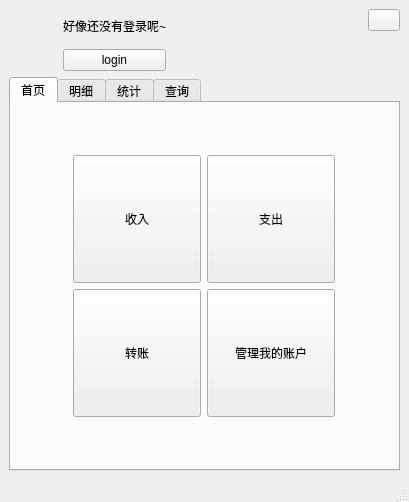
Harry-Chen/OOP-Cash, file ui/oopcash_mainwindow.ui: the form before one commit.
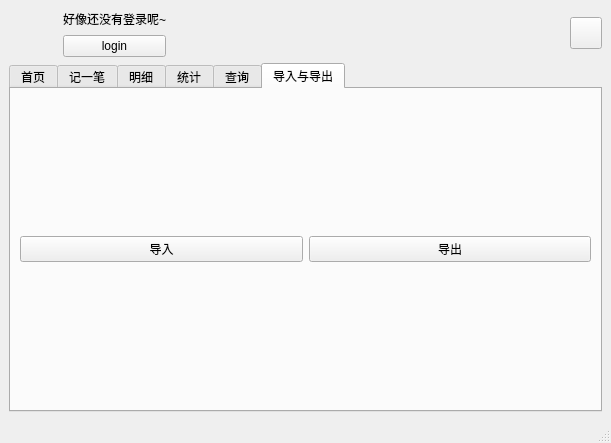
The form after the commit. The open tabs and pages were chosen to show the change. Icons and pictures are not drawn.

Commit message: Tab: 记一笔

```diff
--- a/ui/oopcash_mainwindow.ui
+++ b/ui/oopcash_mainwindow.ui
@@ -6,8 +6,8 @@
    <rect>
     <x>0</x>
     <y>0</y>
-    <width>409</width>
-    <height>502</height>
+    <width>611</width>
+    <height>443</height>
    </rect>
   </property>
   <property name="windowTitle">
@@ -104,22 +104,6 @@
             </property>
            </widget>
           </item>
-          <item>
-           <spacer name="verticalSpacer">
-            <property name="orientation">
-             <enum>Qt::Vertical</enum>
-            </property>
-            <property name="sizeType">
-             <enum>QSizePolicy::Ignored</enum>
-            </property>
-            <property name="sizeHint" stdset="0">
-             <size>
-              <width>20</width>
-              <height>40</height>
-             </size>
-            </property>
-           </spacer>
-          </item>
          </layout>
         </item>
        </layout>
@@ -216,6 +200,20 @@
           </item>
          </layout>
         </widget>
+        <widget class="QWidget" name="addTab">
+         <attribute name="title">
+          <string>记一笔</string>
+         </attribute>
+         <layout class="QGridLayout" name="gridLayout_5">
+          <item row="0" column="0">
+           <layout class="QGridLayout" name="gridLayout_addTab">
+            <item row="0" column="0">
+             <widget class="QWidget" name="addWidget" native="true"/>
+            </item>
+           </layout>
+          </item>
+         </layout>
+        </widget>
         <widget class="QWidget" name="detailTab">
          <attribute name="title">
           <string>明细</string>
@@ -246,6 +244,31 @@
           <string>查询</string>
          </attribute>
         </widget>
+        <widget class="QWidget" name="portTab">
+         <attribute name="title">
+          <string>导入与导出</string>
+         </attribute>
+         <layout class="QGridLayout" name="gridLayout_10">
+          <item row="0" column="0">
+           <layout class="QGridLayout" name="gridLayout_porLayout">
+            <item row="0" column="0">
+             <widget class="QPushButton" name="importButton">
+              <property name="text">
+               <string>导入</string>
+              </property>
+             </widget>
+            </item>
+            <item row="0" column="1">
+             <widget class="QPushButton" name="exportButton">
+              <property name="text">
+               <string>导出</string>
+              </property>
+             </widget>
+            </item>
+           </layout>
+          </item>
+         </layout>
+        </widget>
        </widget>
       </item>
      </layout>
```
Left out of the diff: 29 changed lines with no effect on the pictures. The commit also changes 4 other files.
